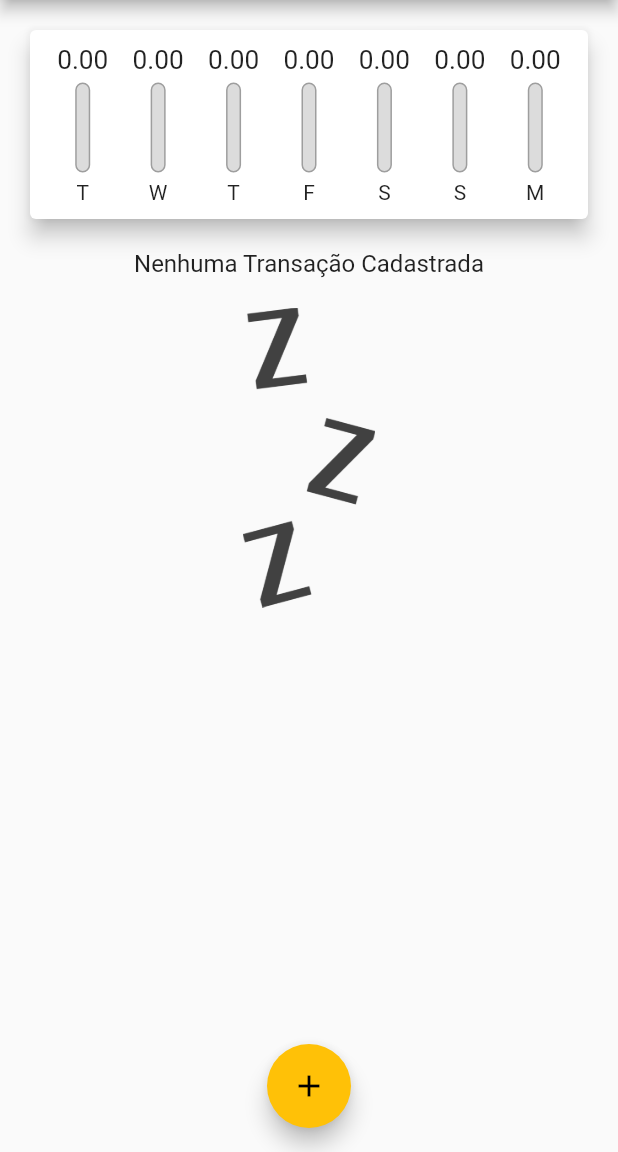
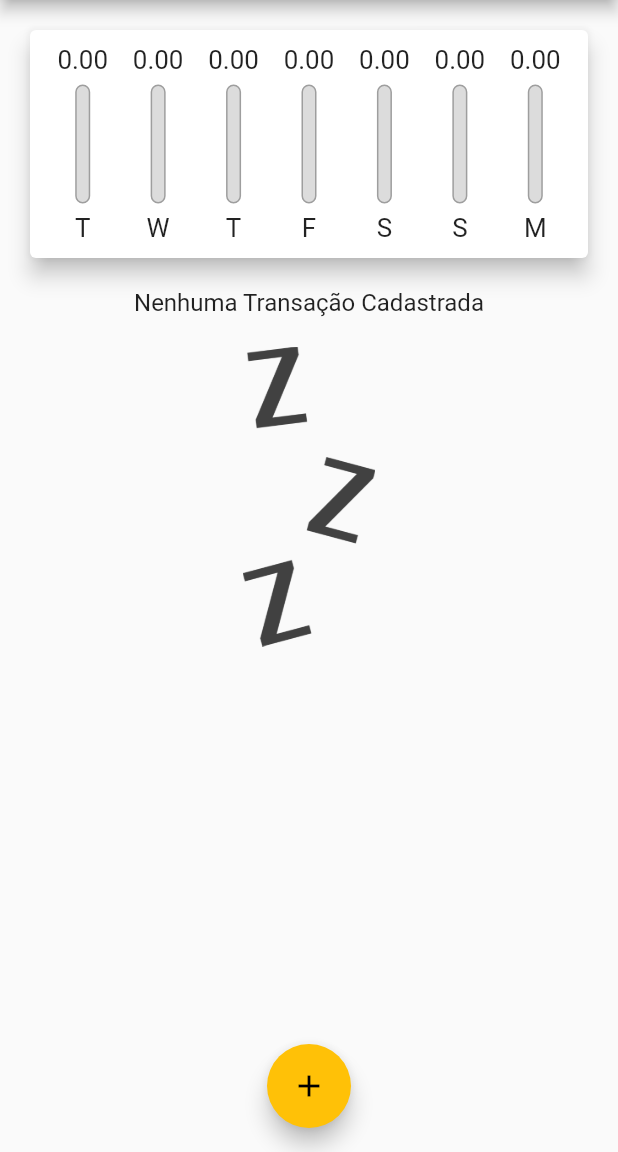
Before and after one commit to Jeaan2/expensesApp, a Flutter app: the screen it shows after launch, on a phone screen of 412 x 824 dp, the part 84-1236 px from its top. Run offline on Flutter 3.47's test engine with Material 2 defaults, Android fonts, the phone set to English and light mode, and no system bars.

Commit message:
feat: adding responsivity to components

```diff
--- a/lib/components/chart_bar.dart
+++ b/lib/components/chart_bar.dart
@@ -13,19 +13,21 @@ class ChartBar extends StatelessWidget {
 
   @override
   Widget build(BuildContext context) {
+    return LayoutBuilder(
+      builder: (ctx, constraints) {
         return Column(
           children: [
             Container(
-          height: 20,
+              height: constraints.maxHeight * 0.15,
               child: FittedBox(
                 child: Text('${value.toStringAsFixed(2)}'),
               ),
             ),
-        const SizedBox(
-          height: 5,
+            SizedBox(
+              height: constraints.maxHeight * 0.05,
             ),
             Container(
-          height: 60,
+              height: constraints.maxHeight * 0.6,
               width: 10,
               child: Stack(
                 alignment: Alignment.bottomCenter,
@@ -52,11 +54,16 @@ class ChartBar extends StatelessWidget {
                 ],
               ),
             ),
-        const SizedBox(
-          height: 5,
+            SizedBox(height: constraints.maxHeight * 0.05),
+            Container(
+              height: constraints.maxHeight * 0.15,
+              child: FittedBox(
+                child: Text(label.toString()),
               ),
-        Text(label.toString()),
+            ),
           ],
+        );
+      },
     );
   }
 }
--- a/lib/components/transaction_list.dart
+++ b/lib/components/transaction_list.dart
@@ -12,9 +12,7 @@ class TransactionList extends StatelessWidget {
 
   @override
   Widget build(BuildContext context) {
-    return Container(
-      height: 500,
-      child: transactions.isEmpty
+    return transactions.isEmpty
         ? Column(
             children: <Widget>[
               Text(
@@ -68,7 +66,6 @@ class TransactionList extends StatelessWidget {
                 ),
               );
             },
-            ),
           );
   }
 }
--- a/lib/main.dart
+++ b/lib/main.dart
@@ -90,18 +90,33 @@ class _MyHomePageState extends State<MyHomePage> {
 
   @override
   Widget build(BuildContext context) {
+    final appBar = AppBar(
+        title: const Text(
+          'Despesas Pessoais',
+        ),
+        actions: [
+          IconButton(
+              onPressed: () => _openTransactionFormModal(context),
+              icon: const Icon(Icons.add)),
+        ]);
+    final availableHeight = MediaQuery.of(context).size.height -
+        appBar.preferredSize.height -
+        MediaQuery.of(context).padding.top;
+
     return Scaffold(
-      appBar: AppBar(title: const Text('Despesas Pessoais'), actions: [
-        IconButton(
-            onPressed: () => _openTransactionFormModal(context),
-            icon: const Icon(Icons.add)),
-      ]),
+      appBar: appBar,
       body: SingleChildScrollView(
         child: Column(
           crossAxisAlignment: CrossAxisAlignment.stretch,
           children: <Widget>[
-            Chart(_recentTransactions),
-            TransactionList(_transactions, _removeTransaction),
+            Container(
+              height: availableHeight * 0.25,
+              child: Chart(_recentTransactions),
+            ),
+            Container(
+              height: availableHeight * 0.75,
+              child: TransactionList(_transactions, _removeTransaction),
+            ),
           ],
         ),
       ),
```
Lines whose indentation alone changed are shown as unchanged.
